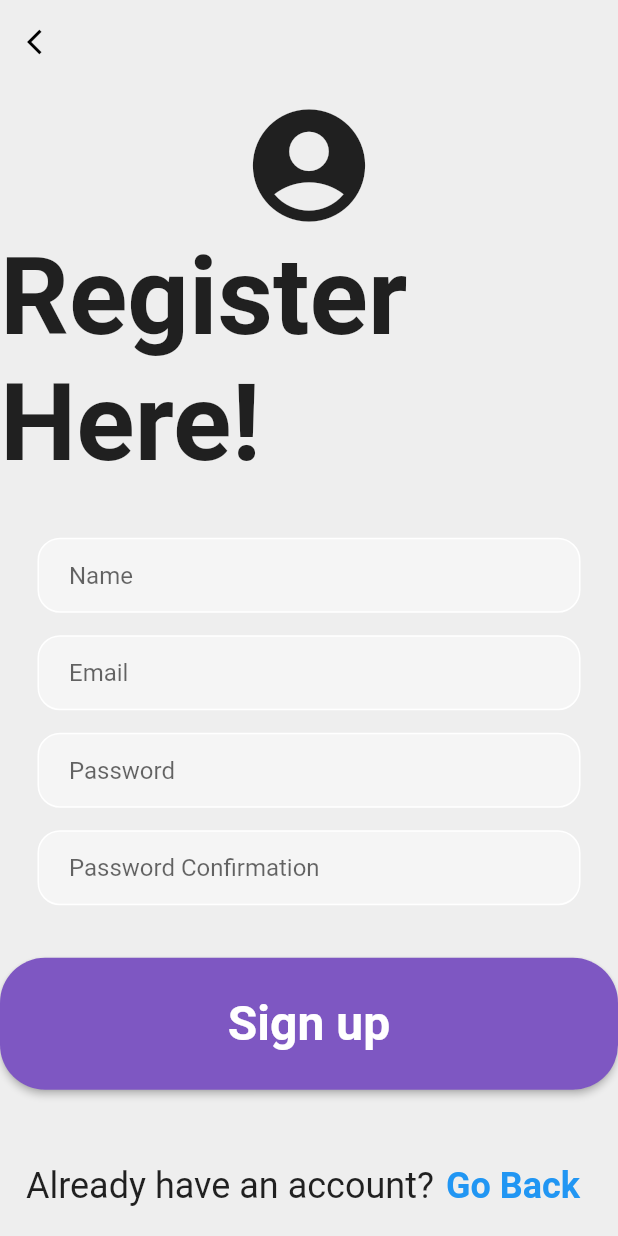
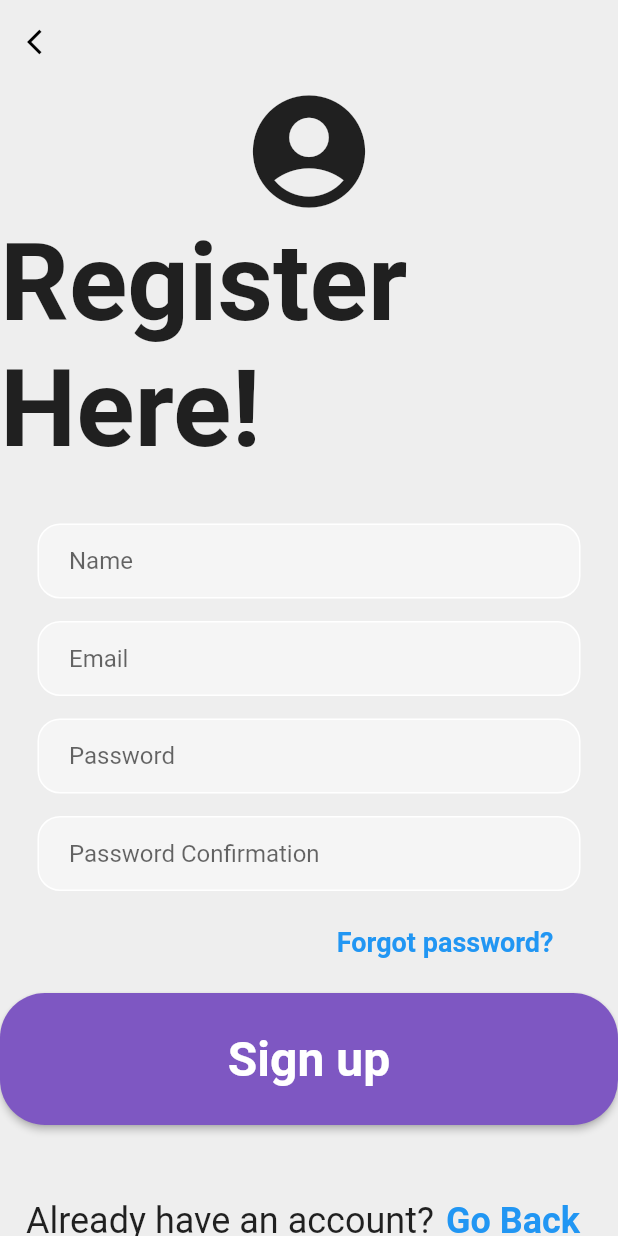
Before and after one commit to AryamanDubey28/seg_coursework_app, a Flutter app: the screen it shows after launch, after a tap on "Register Now!", on a phone screen of 412 x 824 dp. Run offline on Flutter 3.47's test engine with Material 2 defaults, Android fonts, the light colour scheme and no system bars; our stand-ins replace firebase_auth, firebase_core; accounts and stored records are empty.

Commit message:
Add forgot password feature

```diff
--- a/lib/main.dart
+++ b/lib/main.dart
@@ -1,6 +1,6 @@
 import 'package:firebase_core/firebase_core.dart';
 import 'package:flutter/material.dart';
-import 'pages/main_page.dart';
+import 'pages/wrapper.dart';
 
 Future main() async {
   WidgetsFlutterBinding.ensureInitialized();
@@ -15,7 +15,7 @@ class MyApp extends StatelessWidget {
   Widget build(BuildContext context) {
     return MaterialApp(
       debugShowCheckedModeBanner: false,
-      home: MainPage(),
+      home: Wrapper(),
     );
   }
 }
--- a/lib/pages/authenticate/auth.dart
+++ b/lib/pages/authenticate/auth.dart
@@ -1,6 +1,6 @@
 import 'package:flutter/src/widgets/framework.dart';
 import 'package:flutter/src/widgets/placeholder.dart';
-import 'package:seg_coursework_app/pages/authenticate/login.dart';
+import 'package:seg_coursework_app/pages/authenticate/login_page.dart';
 import 'package:seg_coursework_app/pages/authenticate/register_page.dart';
 
 class AuthPage extends StatefulWidget {
--- a/lib/pages/authenticate/register_page.dart
+++ b/lib/pages/authenticate/register_page.dart
@@ -1,6 +1,7 @@
 import 'package:firebase_auth/firebase_auth.dart';
 import 'package:flutter/material.dart';
 import '../../widgets/my_text_field.dart';
+import '../forgot_password_page.dart';
 
 class RegisterPage extends StatefulWidget {
   final VoidCallback showLoginPage;
@@ -26,9 +27,13 @@ class _RegisterPageState extends State<RegisterPage> {
         email: _emailController.text.trim(),
         password: _passwordController.text.trim(),
       );
-    } else {
-      print("Passwords didn't match");
+
+      addUserDetails(_nameController.text.trim(), _emailController.text.trim());
     }
+  }
+
+  void addUserDetails(String name, String email) async {
+    // await FirebaseFirestore.
   }
 
   bool passwordConfirmed() {
@@ -112,8 +117,36 @@ class _RegisterPageState extends State<RegisterPage> {
                     controller: _passwordConfirmationController,
                     isPassword: true,
                   ),
-                  const SizedBox(
-                    height: 35,
+                  SizedBox(
+                    height: 10,
+                  ),
+                  Padding(
+                    padding: const EdgeInsets.symmetric(horizontal: 35.0),
+                    child: Row(
+                      mainAxisAlignment: MainAxisAlignment.end,
+                      children: [
+                        TextButton(
+                          onPressed: () {
+                            Navigator.push(
+                              context,
+                              MaterialPageRoute(builder: (context) {
+                                return ForgotPasswordPage() ;
+                              }),
+                            );
+                          },
+                          child: Text(
+                            "Forgot password?",
+                            style: TextStyle(
+                              fontSize: 18,
+                              fontWeight: FontWeight.bold,
+                            ),
+                          ),
+                        ),
+                      ],
+                    ),
+                  ),
+                  SizedBox(
+                    height: 10,
                   ),
                   SizedBox(
                     height: 88,
--- a/lib/pages/main_page.dart
+++ b/lib/pages/wrapper.dart
@@ -3,8 +3,8 @@ import 'package:flutter/material.dart';
 import 'package:seg_coursework_app/pages/home_page.dart';
 import 'authenticate/auth.dart';
 
-class MainPage extends StatelessWidget {
-  const MainPage({Key? key}) : super(key: key);
+class Wrapper extends StatelessWidget {
+  const Wrapper({Key? key}) : super(key: key);
 
   @override
   Widget build(BuildContext context) {
```
Also changed, not shown: lib/pages/forgot_password_page.dart (added, +88 -0 lines), lib/pages/authenticate/login_page.dart (renamed from lib/pages/authenticate/login.dart), 1 other file.
